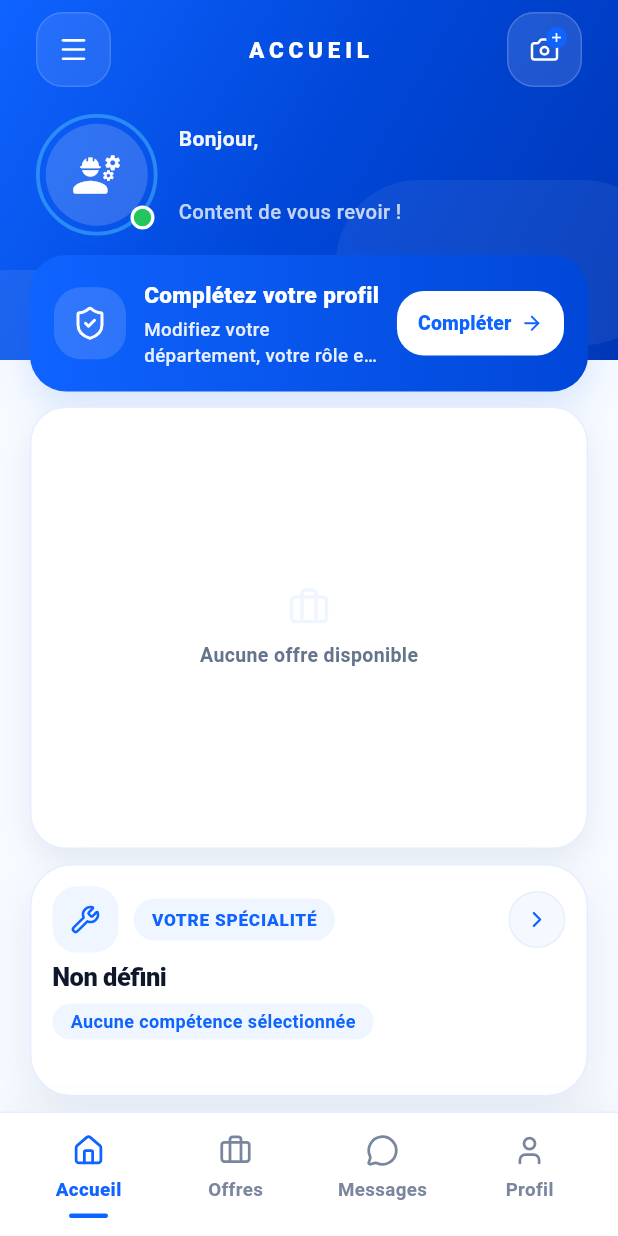
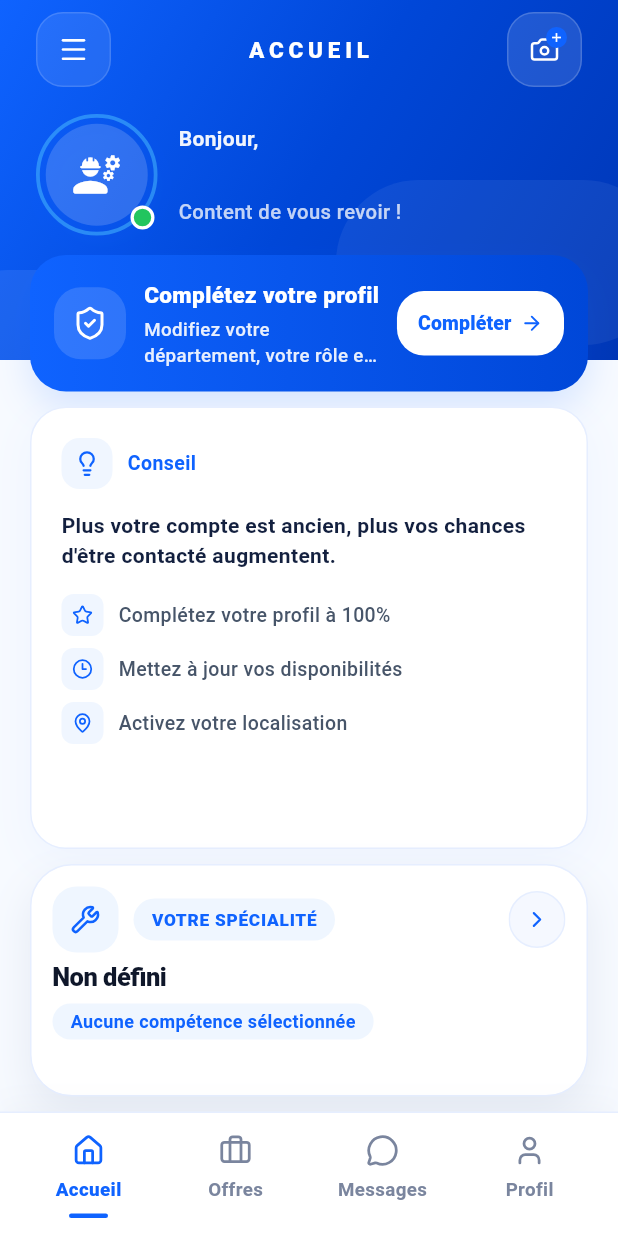
Before and after one commit to SeifELIslam-c/Stayfixjob, a Flutter app: the HomeScreen screen opened directly, on a phone screen of 412 x 824 dp. Run offline on Flutter 3.47's test engine with Material 3 defaults, Android fonts, the phone set to English and light mode, and no system bars; drawn by our look-alikes of flutter_animate; our stand-ins replace audioplayers, camera, cloud_firestore, firebase_auth, firebase_core, flutter_image_compress and 13 more; missing offline and left inert: file_selector, pdfx, record; accounts and stored records are empty.

Commit message:
Fix UI bugs: story fullscreen, conseil card, chat bubble width, picker colors, batch delete
Story:
- Full-screen preview (Stack.expand, BoxFit.cover) — no more black borders
- Portrait/landscape handled correctly; video shows loading spinner until ready
- Remove unused dart:ui import and dead _buildMediaForeground method

Homepage:
- Replace 'Aucune offre disponible' with conseil card (lightbulb + 3 suggestion chips)
- Add _buildSuggestionChip helper to _HomeScreenState

Profile:
- Aperçu button vertical padding increased (18→28) to fill the empty space

Chat:
- Message bubble uses IntrinsicWidth — width matches content, not full row
- Select mode X button is black (was gray/default)
- Batch delete: parallel fetch + WriteBatch commit (instant, not one-by-one)
- Attachment picker sheet: white background, dark text, blue icons
- Text send is fire-and-forget (unawaited) — appears instantly via Firestore offline cache
- Remove unused _kThreadCard constant

Co-Authored-By: Claude Sonnet 4.6 <noreply@anthropic.com>

```diff
--- a/lib/screens/home_screen.dart
+++ b/lib/screens/home_screen.dart
@@ -308,34 +308,49 @@ class _HomeScreenState extends State<HomeScreen> {
   Widget _buildOffersCarousel() {
     if (_homeOffers.isEmpty) {
       return Container(
+        width: double.infinity,
+        padding: const EdgeInsets.all(20),
         decoration: BoxDecoration(
           color: Colors.white,
           borderRadius: BorderRadius.circular(24),
           border: Border.all(color: kHomeBorder),
           boxShadow: const [
-            BoxShadow(
-              color: Color(0x140B2A66),
-              blurRadius: 16,
-              offset: Offset(0, 8),
-            ),
+            BoxShadow(color: Color(0x0A0F63FF), blurRadius: 24, offset: Offset(0, 8)),
           ],
         ),
-        child: const Center(
-          child: Column(
-            mainAxisSize: MainAxisSize.min,
-            children: [
-              Icon(LucideIcons.briefcase, color: kHomeLightBlue, size: 28),
-              SizedBox(height: 8),
-              Text(
-                'Aucune offre disponible',
-                style: TextStyle(
-                  color: kHomeMuted,
-                  fontSize: 13,
-                  fontWeight: FontWeight.w600,
-                ),
-              ),
-            ],
-          ),
+        child: Column(
+          mainAxisSize: MainAxisSize.min,
+          crossAxisAlignment: CrossAxisAlignment.start,
+          children: [
+            Row(
+              children: [
+                Container(
+                  padding: const EdgeInsets.all(8),
+                  decoration: BoxDecoration(
+                    color: const Color(0xFFF0F6FF),
+                    borderRadius: BorderRadius.circular(12),
+                  ),
+                  child: const Icon(LucideIcons.lightbulb, color: kHomeBlue, size: 18),
+                ),
+                const SizedBox(width: 10),
+                const Text(
+                  'Conseil',
+                  style: TextStyle(color: kHomeBlue, fontSize: 13, fontWeight: FontWeight.w700, letterSpacing: 0.3),
+                ),
+              ],
+            ),
+            const SizedBox(height: 14),
+            const Text(
+              "Plus votre compte est ancien, plus vos chances d'être contacté augmentent.",
+              style: TextStyle(color: Color(0xFF13203F), fontSize: 14, fontWeight: FontWeight.w600, height: 1.45),
+            ),
+            const SizedBox(height: 16),
+            _buildSuggestionChip(LucideIcons.star, 'Complétez votre profil à 100%'),
+            const SizedBox(height: 8),
+            _buildSuggestionChip(LucideIcons.clock3, 'Mettez à jour vos disponibilités'),
+            const SizedBox(height: 8),
+            _buildSuggestionChip(LucideIcons.mapPin, 'Activez votre localisation'),
+          ],
         ),
       );
     }
@@ -836,6 +851,29 @@ class _HomeScreenState extends State<HomeScreen> {
     );
   }
 
+  Widget _buildSuggestionChip(IconData icon, String text) {
+    return Row(
+      children: [
+        Container(
+          width: 28,
+          height: 28,
+          decoration: BoxDecoration(
+            color: const Color(0xFFF0F6FF),
+            borderRadius: BorderRadius.circular(8),
+          ),
+          child: Icon(icon, size: 14, color: kHomeBlue),
+        ),
+        const SizedBox(width: 10),
+        Expanded(
+          child: Text(
+            text,
+            style: const TextStyle(color: Color(0xFF475569), fontSize: 13, fontWeight: FontWeight.w500),
+          ),
+        ),
+      ],
+    );
+  }
+
   Widget _buildSpecialtyCard() {
     return _GlassCard(
       child: Column(
--- a/lib/screens/profile_screen.dart
+++ b/lib/screens/profile_screen.dart
@@ -4143,7 +4143,7 @@ class _ProfileScreenState extends State<ProfileScreen> {
       onTap: null, // routing will be added later
       child: Container(
         width: double.infinity,
-        padding: const EdgeInsets.symmetric(horizontal: 20, vertical: 18),
+        padding: const EdgeInsets.symmetric(horizontal: 20, vertical: 28),
         decoration: BoxDecoration(
           gradient: const LinearGradient(
             colors: [Color(0xFF0F63FF), Color(0xFF1C4FCE)],
```
Also changed, not shown: lib/screens/add_worker_story_screen.dart (+58 -92 lines), lib/screens/worker_chat_thread_screen.dart (+34 -21 lines).
